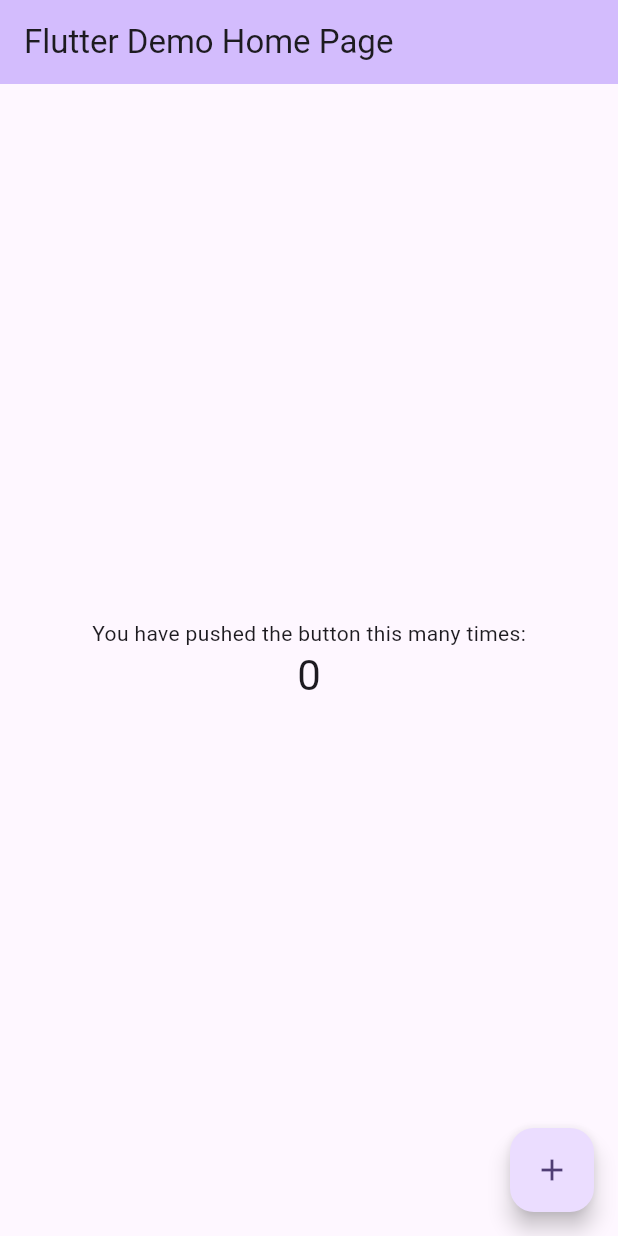
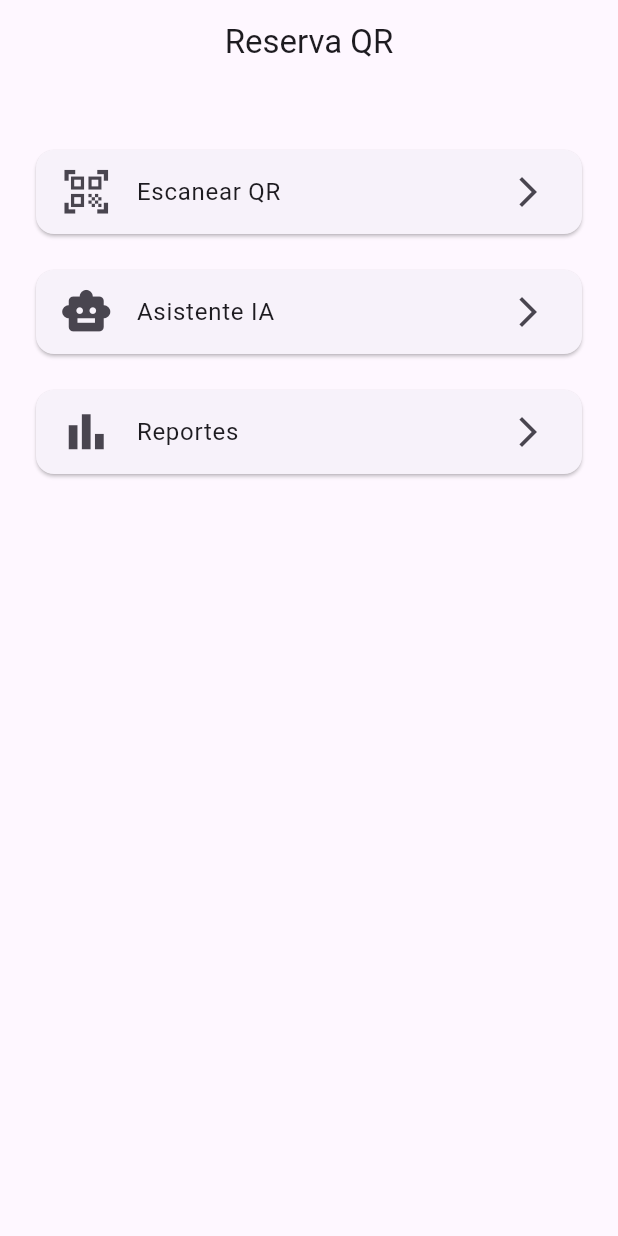
Before and after one commit to angiegonzalez596/APP-MOVIL-RESERVA-QR-BIBLIOTECA, a Flutter app: the screen it shows after launch, on a phone screen of 412 x 824 dp. Run offline on Flutter 3.47's test engine with Material 3 defaults, Android fonts, the phone set to English and light mode, and no system bars.

```diff
--- a/frontend/mobile/lib/main.dart
+++ b/frontend/mobile/lib/main.dart
@@ -1,122 +1,21 @@
 import 'package:flutter/material.dart';
 
+import 'screens/home/home_screen.dart';
+
 void main() {
-  runApp(const MyApp());
+  runApp(const ReservaQrApp());
 }
 
-class MyApp extends StatelessWidget {
-  const MyApp({super.key});
+class ReservaQrApp extends StatelessWidget {
+  const ReservaQrApp({super.key});
 
-  // This widget is the root of your application.
   @override
   Widget build(BuildContext context) {
     return MaterialApp(
-      title: 'Flutter Demo',
-      theme: ThemeData(
-        // This is the theme of your application.
-        //
-        // TRY THIS: Try running your application with "flutter run". You'll see
-        // the application has a purple toolbar. Then, without quitting the app,
-        // try changing the seedColor in the colorScheme below to Colors.green
-        // and then invoke "hot reload" (save your changes or press the "hot
-        // reload" button in a Flutter-supported IDE, or press "r" if you used
-        // the command line to start the app).
-        //
-        // Notice that the counter didn't reset back to zero; the application
-        // state is not lost during the reload. To reset the state, use hot
-        // restart instead.
-        //
-        // This works for code too, not just values: Most code changes can be
-        // tested with just a hot reload.
-        colorScheme: .fromSeed(seedColor: Colors.deepPurple),
-      ),
-      home: const MyHomePage(title: 'Flutter Demo Home Page'),
+      debugShowCheckedModeBanner: false,
+      title: 'Reserva QR',
+      theme: ThemeData(useMaterial3: true),
+      home: const HomeScreen(),
     );
   }
 }
-
-class MyHomePage extends StatefulWidget {
-  const MyHomePage({super.key, required this.title});
-
-  // This widget is the home page of your application. It is stateful, meaning
-  // that it has a State object (defined below) that contains fields that affect
-  // how it looks.
-
-  // This class is the configuration for the state. It holds the values (in this
-  // case the title) provided by the parent (in this case the App widget) and
-  // used by the build method of the State. Fields in a Widget subclass are
-  // always marked "final".
-
-  final String title;
-
-  @override
-  State<MyHomePage> createState() => _MyHomePageState();
-}
-
-class _MyHomePageState extends State<MyHomePage> {
-  int _counter = 0;
-
-  void _incrementCounter() {
-    setState(() {
-      // This call to setState tells the Flutter framework that something has
-      // changed in this State, which causes it to rerun the build method below
-      // so that the display can reflect the updated values. If we changed
-      // _counter without calling setState(), then the build method would not be
-      // called again, and so nothing would appear to happen.
-      _counter++;
-    });
-  }
-
-  @override
-  Widget build(BuildContext context) {
-    // This method is rerun every time setState is called, for instance as done
-    // by the _incrementCounter method above.
-    //
-    // The Flutter framework has been optimized to make rerunning build methods
-    // fast, so that you can just rebuild anything that needs updating rather
-    // than having to individually change instances of widgets.
-    return Scaffold(
-      appBar: AppBar(
-        // TRY THIS: Try changing the color here to a specific color (to
-        // Colors.amber, perhaps?) and trigger a hot reload to see the AppBar
-        // change color while the other colors stay the same.
-        backgroundColor: Theme.of(context).colorScheme.inversePrimary,
-        // Here we take the value from the MyHomePage object that was created by
-        // the App.build method, and use it to set our appbar title.
-        title: Text(widget.title),
-      ),
-      body: Center(
-        // Center is a layout widget. It takes a single child and positions it
-        // in the middle of the parent.
-        child: Column(
-          // Column is also a layout widget. It takes a list of children and
-          // arranges them vertically. By default, it sizes itself to fit its
-          // children horizontally, and tries to be as tall as its parent.
-          //
-          // Column has various properties to control how it sizes itself and
-          // how it positions its children. Here we use mainAxisAlignment to
-          // center the children vertically; the main axis here is the vertical
-          // axis because Columns are vertical (the cross axis would be
-          // horizontal).
-          //
-          // TRY THIS: Invoke "debug painting" (choose the "Toggle Debug Paint"
-          // action in the IDE, or press "p" in the console), to see the
-          // wireframe for each widget.
-          mainAxisAlignment: .center,
-          children: [
-            const Text('You have pushed the button this many times:'),
-            Text(
-              '$_counter',
-              style: Theme.of(context).textTheme.headlineMedium,
-            ),
-          ],
-        ),
-      ),
-      floatingActionButton: FloatingActionButton(
-        onPressed: _incrementCounter,
-        tooltip: 'Increment',
-        child: const Icon(Icons.add),
-      ),
-    );
-  }
-}
--- /dev/null
+++ b/frontend/mobile/lib/screens/home/home_screen.dart
@@ -0,0 +1,67 @@
+import 'package:flutter/material.dart';
+
+import '../ia/ia_screen.dart';
+import '../qr/scan_qr_screen.dart';
+import '../reportes/reportes_screen.dart';
+
+class HomeScreen extends StatelessWidget {
+  const HomeScreen({super.key});
+
+  @override
+  Widget build(BuildContext context) {
+    return Scaffold(
+      appBar: AppBar(title: const Text('Reserva QR'), centerTitle: true),
+      body: Padding(
+        padding: const EdgeInsets.all(20),
+        child: Column(
+          children: [
+            const SizedBox(height: 20),
+
+            _menuCard(
+              context,
+              icon: Icons.qr_code_scanner,
+              titulo: 'Escanear QR',
+              pantalla: const ScanQrScreen(),
+            ),
+
+            const SizedBox(height: 16),
+
+            _menuCard(
+              context,
+              icon: Icons.smart_toy,
+              titulo: 'Asistente IA',
+              pantalla: const IaScreen(),
+            ),
+
+            const SizedBox(height: 16),
+
+            _menuCard(
+              context,
+              icon: Icons.bar_chart,
+              titulo: 'Reportes',
+              pantalla: const ReportesScreen(),
+            ),
+          ],
+        ),
+      ),
+    );
+  }
+
+  Widget _menuCard(
+    BuildContext context, {
+    required IconData icon,
+    required String titulo,
+    required Widget pantalla,
+  }) {
+    return Card(
+      child: ListTile(
+        leading: Icon(icon, size: 35),
+        title: Text(titulo),
+        trailing: const Icon(Icons.arrow_forward_ios),
+        onTap: () {
+          Navigator.push(context, MaterialPageRoute(builder: (_) => pantalla));
+        },
+      ),
+    );
+  }
+}
--- /dev/null
+++ b/frontend/mobile/lib/services/reporte_service.dart
@@ -0,0 +1,16 @@
+import 'dart:convert';
+import 'package:http/http.dart' as http;
+
+class ReporteService {
+  static const String baseUrl = 'http://127.0.0.1:5000';
+
+  Future<Map<String, dynamic>> obtenerResumen() async {
+    final response = await http.get(Uri.parse('$baseUrl/api/reportes/resumen'));
+
+    if (response.statusCode == 200) {
+      return jsonDecode(response.body);
+    }
+
+    throw Exception('Error al obtener reportes');
+  }
+}
--- a/frontend/mobile/pubspec.yaml
+++ b/frontend/mobile/pubspec.yaml
@@ -34,6 +34,7 @@ dependencies:
   # The following adds the Cupertino Icons font to your application.
   # Use with the CupertinoIcons class for iOS style icons.
   cupertino_icons: ^1.0.8
+  http: ^1.6.0
 
 dev_dependencies:
   flutter_test:
```
Also changed, not shown: frontend/mobile/lib/screens/auth/login_screen.dart (added, +10 -0 lines), frontend/mobile/lib/screens/ia/ia_screen.dart (added, +10 -0 lines), frontend/mobile/lib/screens/qr/scan_qr_screen.dart (added, +10 -0 lines), frontend/mobile/lib/screens/reportes/reportes_screen.dart (added, +65 -0 lines), frontend/mobile/lib/screens/ia/historial_screen.dart (added), 1 other file.
